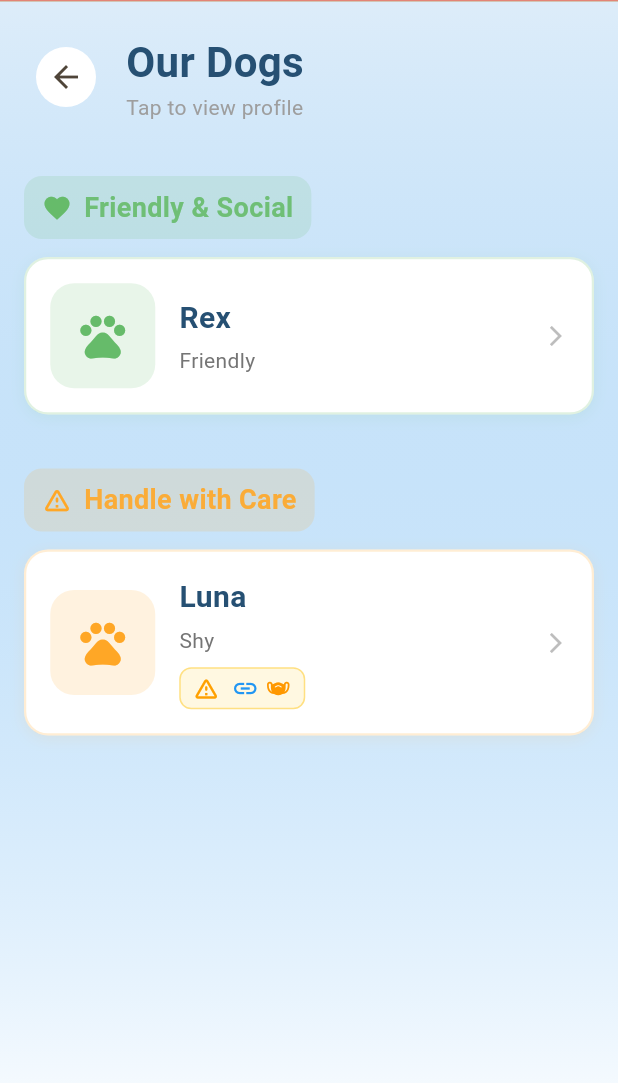
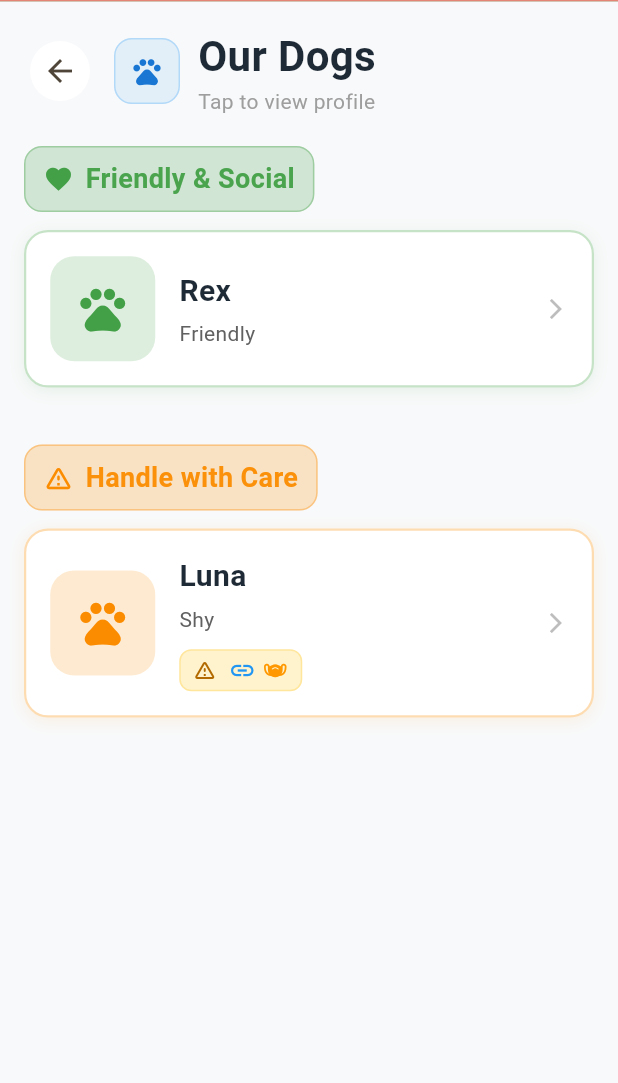
Before and after one commit to Laurapav1/ARA, a Flutter app: the DogsScreen screen opened directly, on a phone screen of 412 x 824 dp, the part 79-1162 px from its top. Run offline on Flutter 3.47's test engine with Material 3 defaults, Android fonts, the phone set to English and light mode, and no system bars; network calls fail.

Commit message:
changed all the background colors

```diff
--- a/frontend/lib/screens/account/account.dart
+++ b/frontend/lib/screens/account/account.dart
@@ -278,7 +278,7 @@ class _AccountScreenState extends State<AccountScreen> {
                             child: const Row(
                               children: [
                                 Icon(Icons.info_outline,
-                                    color: ARAColors.brandDeep),
+                                    color: ARAColors.brand),
                                 SizedBox(width: 12),
                                 Expanded(
                                   child: Text(
--- a/frontend/lib/screens/animals/dogs_screen.dart
+++ b/frontend/lib/screens/animals/dogs_screen.dart
@@ -1,11 +1,13 @@
 // File: lib/screens/animals/dogs_screen.dart
 import 'package:flutter/material.dart';
 import 'package:provider/provider.dart';
+
 import '../../widgets/offline_banner.dart';
 import '../../services/mock_database.dart';
 import '../../models/animal.dart';
 import '../../models/handling_flag.dart';
 import '../../widgets/handling_flag_chips.dart';
+import '../../theme/ara_theme.dart';
 import 'animal_detail.dart';
 
 class DogsScreen extends StatefulWidget {
@@ -19,14 +21,17 @@ class _DogsScreenState extends State<DogsScreen>
     with SingleTickerProviderStateMixin {
   late AnimationController _controller;
 
+  // Higher-contrast accents
+  static const Color _friendlyColor = Color(0xFF43A047); // medium green
+  static const Color _carefulColor = Color(0xFFFB8C00); // strong amber
+
   @override
   void initState() {
     super.initState();
     _controller = AnimationController(
       duration: const Duration(milliseconds: 800),
       vsync: this,
-    );
-    _controller.forward();
+    )..forward();
   }
 
   @override
@@ -45,18 +50,7 @@ class _DogsScreenState extends State<DogsScreen>
     final careful = dogs.where((d) => _requiresCaution(d)).toList();
 
     return Scaffold(
-      body: Container(
-        decoration: BoxDecoration(
-          gradient: LinearGradient(
-            begin: Alignment.topCenter,
-            end: Alignment.bottomCenter,
-            colors: [
-              const Color(0xFF42A5F5).withOpacity(0.1),
-              Colors.white,
-            ],
-          ),
-        ),
-        child: SafeArea(
+      body: SafeArea(
         child: Column(
           children: [
             const OfflineBanner(),
@@ -70,7 +64,7 @@ class _DogsScreenState extends State<DogsScreen>
                     'Friendly & Social',
                     friendly,
                     Icons.favorite,
-                      const Color(0xFF66BB6A),
+                    _friendlyColor,
                   ),
                   const SizedBox(height: 24),
                   _buildSection(
@@ -78,7 +72,7 @@ class _DogsScreenState extends State<DogsScreen>
                     'Handle with Care',
                     careful,
                     Icons.warning_amber_rounded,
-                      const Color(0xFFFFA726),
+                    _carefulColor,
                   ),
                 ],
               ),
@@ -86,23 +80,33 @@ class _DogsScreenState extends State<DogsScreen>
           ],
         ),
       ),
-      ),
     );
   }
 
   Widget _buildHeader(BuildContext context) {
-    return Container(
-      padding: const EdgeInsets.all(20),
+    return Padding(
+      padding: const EdgeInsets.fromLTRB(16, 16, 16, 4),
       child: Row(
         children: [
           IconButton(
             icon: const Icon(Icons.arrow_back),
             onPressed: () => Navigator.pop(context),
-            style: IconButton.styleFrom(
-              backgroundColor: Colors.white,
+            style: IconButton.styleFrom(backgroundColor: Colors.white),
+          ),
+          const SizedBox(width: 12),
+          // Soft blue tile to hint "dogs" without heavy contrast
+          Container(
+            padding: const EdgeInsets.all(10),
+            decoration: BoxDecoration(
+              color: const Color(0xFF42A5F5).withOpacity(.12),
+              borderRadius: BorderRadius.circular(12),
+              border: Border.all(
+                color: const Color(0xFF42A5F5).withOpacity(.30),
               ),
             ),
-          const SizedBox(width: 16),
+            child: const Icon(Icons.pets, color: Color(0xFF1976D2), size: 22),
+          ),
+          const SizedBox(width: 12),
           const Expanded(
             child: Column(
               crossAxisAlignment: CrossAxisAlignment.start,
@@ -112,7 +116,7 @@ class _DogsScreenState extends State<DogsScreen>
                   style: TextStyle(
                     fontSize: 28,
                     fontWeight: FontWeight.bold,
-                    color: Color(0xFF265073),
+                    color: ARAColors.ink,
                   ),
                 ),
                 Text(
@@ -144,11 +148,13 @@ class _DogsScreenState extends State<DogsScreen>
       child: Column(
         crossAxisAlignment: CrossAxisAlignment.start,
         children: [
+          // Higher-contrast pill: stronger tint + visible border
           Container(
             padding: const EdgeInsets.symmetric(horizontal: 12, vertical: 8),
             decoration: BoxDecoration(
-              color: color.withOpacity(0.15),
+              color: color.withOpacity(0.22), // up from ~0.15
               borderRadius: BorderRadius.circular(12),
+              border: Border.all(color: color.withOpacity(0.35)),
             ),
             child: Row(
               mainAxisSize: MainAxisSize.min,
@@ -159,8 +165,8 @@ class _DogsScreenState extends State<DogsScreen>
                   title,
                   style: TextStyle(
                     fontSize: 18,
-                    fontWeight: FontWeight.bold,
-                    color: color.withOpacity(0.9),
+                    fontWeight: FontWeight.w700,
+                    color: color.withOpacity(0.95),
                   ),
                 ),
               ],
@@ -170,7 +176,8 @@ class _DogsScreenState extends State<DogsScreen>
           ...list.asMap().entries.map((entry) {
             final index = entry.key;
             final dog = entry.value;
-            final delay = index * 0.1;
+            final start = (index * 0.08).clamp(0.0, 0.9);
+            final end = (start + 0.5).clamp(0.0, 1.0);
 
             return SlideTransition(
               position: Tween<Offset>(
@@ -179,7 +186,7 @@ class _DogsScreenState extends State<DogsScreen>
               ).animate(
                 CurvedAnimation(
                   parent: _controller,
-                  curve: Interval(delay, delay + 0.5, curve: Curves.easeOut),
+                  curve: Interval(start, end, curve: Curves.easeOut),
                 ),
               ),
               child: _DogCard(
@@ -232,6 +239,7 @@ class _DogsScreenState extends State<DogsScreen>
                       style: const TextStyle(
                         fontSize: 20,
                         fontWeight: FontWeight.bold,
+                        color: ARAColors.ink,
                       ),
                     ),
                   ),
@@ -292,6 +300,9 @@ class _DogCardState extends State<_DogCard> {
 
   @override
   Widget build(BuildContext context) {
+    final borderColor = widget.accentColor.withOpacity(0.30); // stronger
+    final shadowColor = widget.accentColor.withOpacity(0.10);
+
     return GestureDetector(
       onTapDown: (_) => setState(() => _isPressed = true),
       onTapUp: (_) {
@@ -302,17 +313,14 @@ class _DogCardState extends State<_DogCard> {
       child: AnimatedContainer(
         duration: const Duration(milliseconds: 150),
         transform: Matrix4.identity()..scale(_isPressed ? 0.97 : 1.0),
-        margin: const EdgeInsets.only(bottom: 12),
+        margin: const EdgeInsets.only(bottom: 14),
         decoration: BoxDecoration(
           color: Colors.white,
           borderRadius: BorderRadius.circular(16),
-          border: Border.all(
-            color: widget.accentColor.withOpacity(0.2),
-            width: 1.5,
-          ),
+          border: Border.all(color: borderColor, width: 1.5),
           boxShadow: [
             BoxShadow(
-              color: widget.accentColor.withOpacity(0.1),
+              color: shadowColor,
               blurRadius: 8,
               offset: const Offset(0, 2),
             ),
@@ -328,7 +336,7 @@ class _DogCardState extends State<_DogCard> {
                   width: 70,
                   height: 70,
                   decoration: BoxDecoration(
-                    color: widget.accentColor.withOpacity(0.15),
+                    color: widget.accentColor.withOpacity(0.18), // up a touch
                     borderRadius: BorderRadius.circular(16),
                   ),
                   child: Icon(
@@ -348,19 +356,19 @@ class _DogCardState extends State<_DogCard> {
                       style: const TextStyle(
                         fontSize: 20,
                         fontWeight: FontWeight.bold,
-                        color: Color(0xFF265073),
+                        color: ARAColors.ink,
                       ),
                     ),
                     const SizedBox(height: 4),
                     Text(
                       widget.dog.personality,
                       style: TextStyle(
-                        color: Colors.grey.shade600,
+                        color: Colors.grey.shade700, // darker for readability
                         fontSize: 14,
                       ),
                     ),
                     if (widget.dog.flags.isNotEmpty) ...[
-                      const SizedBox(height: 8),
+                      const SizedBox(height: 10),
                       InkWell(
                         onTap: widget.onFlagsPressed,
                         child: HandlingFlagIcons(
@@ -401,17 +409,17 @@ class HandlingFlagIcons extends StatelessWidget {
     return Container(
       padding: const EdgeInsets.symmetric(horizontal: 8, vertical: 4),
       decoration: BoxDecoration(
-        color: Colors.amber.shade50,
+        color: const Color(0xFFFFF3CD), // higher-contrast info/amber bg
         borderRadius: BorderRadius.circular(8),
-        border: Border.all(color: Colors.amber.shade200),
+        border: Border.all(color: const Color(0xFFFFE69C)), // visible border
       ),
       child: Row(
         mainAxisSize: MainAxisSize.min,
         children: [
-          Icon(
+          const Icon(
             Icons.warning_amber_rounded,
-            size: size,
-            color: Colors.amber.shade700,
+            size: 16,
+            color: Color(0xFFB26A00), // readable on the bg
           ),
           const SizedBox(width: 4),
           for (final f in list.take(2))
@@ -419,20 +427,27 @@ class HandlingFlagIcons extends StatelessWidget {
               padding: const EdgeInsets.only(left: 4),
               child: Icon(f.icon, size: size, color: f.color),
             ),
-          if (list.length > 2)
-            Padding(
-              padding: const EdgeInsets.only(left: 4),
-              child: Text(
-                '+${list.length - 2}',
-                style: TextStyle(
-                  fontSize: size - 4,
-                  fontWeight: FontWeight.bold,
-                  color: Colors.amber.shade900,
-                ),
-              ),
-            ),
+          if (list.length > 2) const SizedBox(width: 4),
+          if (list.length > 2) const _CountPill(countColor: Color(0xFFB26A00)),
         ],
       ),
     );
   }
 }
+
+class _CountPill extends StatelessWidget {
+  final Color countColor;
+  const _CountPill({required this.countColor});
+
+  @override
+  Widget build(BuildContext context) {
+    return Text(
+      '+',
+      style: TextStyle(
+        fontSize: 12,
+        fontWeight: FontWeight.bold,
+        color: countColor,
+      ),
+    );
+  }
+}
```
Lines whose indentation alone changed are shown as unchanged.
